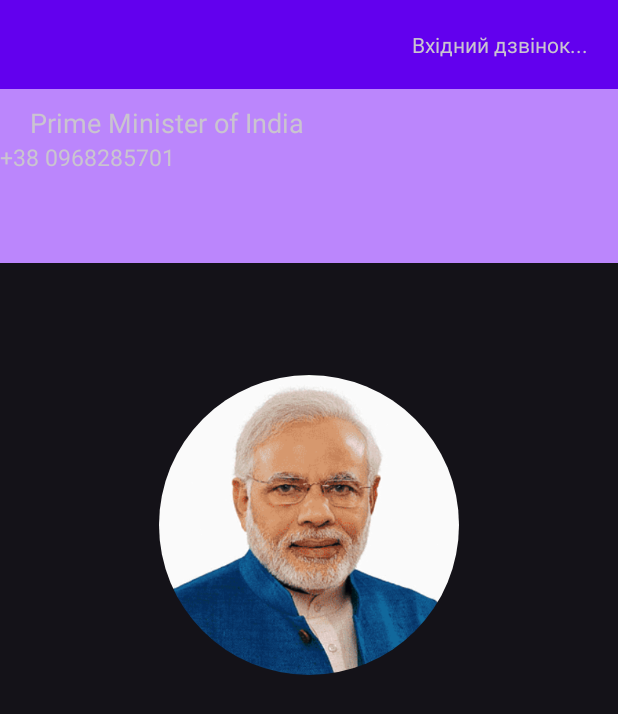
After one commit to kitaharaa/FakeCalls, an Android app: the layout activity_call.xml on its own in the app's theme, with its tools: preview values and no code run, on a phone screen of 412 x 824 dp. The commit adds this screen. Shown: the top 714 px of the screen. Run offline under Robolectric (Android 15) with nearby library versions, the phone set to English and light mode, and no system bars.

Commit message:
edited activity_call (added TextViews, photo)

```diff
--- /dev/null
+++ b/app/src/main/java/com/hfad/fakecalls/CallActivity.java
@@ -0,0 +1,14 @@
+package com.hfad.fakecalls;
+
+import androidx.appcompat.app.AppCompatActivity;
+
+import android.os.Bundle;
+
+public class CallActivity extends AppCompatActivity {
+
+    @Override
+    protected void onCreate(Bundle savedInstanceState) {
+        super.onCreate(savedInstanceState);
+        setContentView(R.layout.activity_call);
+    }
+}
--- /dev/null
+++ b/app/src/main/res/layout/activity_call.xml
@@ -0,0 +1,63 @@
+<?xml version="1.0" encoding="utf-8"?>
+<LinearLayout xmlns:android="http://schemas.android.com/apk/res/android"
+    xmlns:tools="http://schemas.android.com/tools"
+    android:layout_width="match_parent"
+    android:layout_height="match_parent"
+    android:orientation="vertical"
+    tools:context=".CallActivity">
+
+    <LinearLayout
+        android:layout_width="match_parent"
+        android:layout_height="175dp"
+        android:background="@color/purple_200"
+        android:orientation="vertical">
+
+        <LinearLayout
+            android:layout_width="match_parent"
+            android:layout_height="wrap_content"
+            android:background="@color/purple_500"
+            android:orientation="vertical">
+
+            <TextView
+                android:id="@+id/incoming_call"
+                android:layout_width="wrap_content"
+                android:layout_height="wrap_content"
+                android:layout_gravity="end"
+                android:layout_margin="20dp"
+                android:text="@string/incoming_call_text" />
+        </LinearLayout>
+
+        <TextView
+            android:id="@+id/character_name"
+            android:layout_width="wrap_content"
+            android:layout_height="wrap_content"
+            android:layout_marginStart="20dp"
+            android:layout_marginTop="10dp"
+            android:text="@string/prime_name"
+            android:textSize="18sp" />
+
+        <TextView
+            android:id="@+id/phone_number"
+            android:layout_width="wrap_content"
+            android:layout_height="wrap_content"
+            android:layout_marginEnd="20dp"
+            android:text="+38 0968285701"
+            android:textSize="15sp" />
+    </LinearLayout>
+
+    <LinearLayout
+        android:orientation="vertical"
+        android:gravity="center"
+        android:layout_width="match_parent"
+        android:layout_height="350dp">
+
+        <de.hdodenhof.circleimageview.CircleImageView
+            android:id="@+id/prime_image"
+            android:layout_width="200dp"
+            android:layout_height="200dp"
+            android:src="@drawable/prime"/>
+
+    </LinearLayout>
+
+
+</LinearLayout>
--- a/app/src/main/res/values/strings.xml
+++ b/app/src/main/res/values/strings.xml
@@ -8,4 +8,9 @@
     <string name="time">О котрій бажаєш побазікати?</string>
     <string name="choose_time">Обери час порятунку: </string>
     <string name="button">Час злиняти!</string>
+
+    <string name="incoming_call_text">Вхідний дзвінок...</string>
+    <string name="prime_name">Prime Minister of India</string>
+    <string name="boris_name">Борис Джонсонюк</string>
+    <string name="space_cow_name">Space Cow</string>
 </resources>
```
Also changed, not shown: app/src/main/res/drawable/accept_call.png (added), app/src/main/res/drawable/call.png (added), app/src/main/res/drawable/disline_call.png (added).
